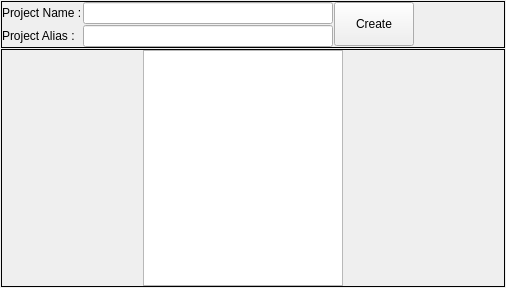
First picture: the form in appli/prodManager/ui/settings.ui, repository snaress/studio, before the edit.
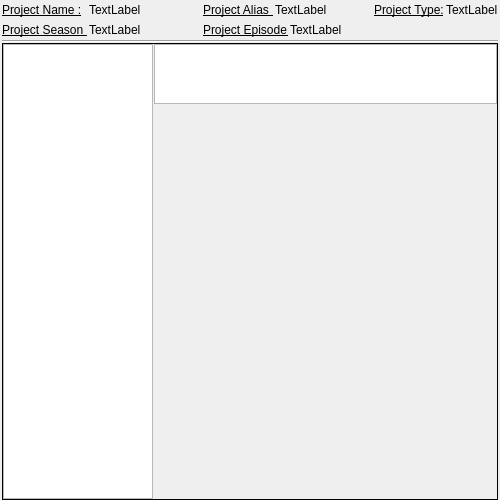
Second picture: the form after the edit.

Commit message: prodManager: Mise en place project settings

```diff
--- a/appli/prodManager/ui/settings.ui
+++ b/appli/prodManager/ui/settings.ui
@@ -6,116 +6,38 @@
    <rect>
     <x>0</x>
     <y>0</y>
-    <width>506</width>
-    <height>288</height>
+    <width>500</width>
+    <height>500</height>
    </rect>
   </property>
   <property name="windowTitle">
    <string>Settings</string>
   </property>
   <widget class="QWidget" name="centralwidget">
-   <layout class="QGridLayout" name="gridLayout_2">
-    <property name="margin">
-     <number>1</number>
+   <layout class="QGridLayout" name="gridLayout">
+    <property name="leftMargin">
+     <number>2</number>
+    </property>
+    <property name="topMargin">
+     <number>0</number>
+    </property>
+    <property name="rightMargin">
+     <number>2</number>
+    </property>
+    <property name="bottomMargin">
+     <number>0</number>
     </property>
     <property name="spacing">
-     <number>1</number>
+     <number>0</number>
     </property>
-    <item row="0" column="0">
-     <widget class="QFrame" name="qfNewProject">
-      <property name="frameShape">
-       <enum>QFrame::Box</enum>
+    <item row="2" column="0">
+     <widget class="Line" name="line">
+      <property name="orientation">
+       <enum>Qt::Horizontal</enum>
       </property>
-      <layout class="QHBoxLayout" name="horizontalLayout">
-       <property name="spacing">
-        <number>1</number>
-       </property>
-       <property name="margin">
-        <number>0</number>
-       </property>
-       <item>
-        <layout class="QGridLayout" name="gridLayout">
-         <property name="spacing">
-          <number>1</number>
-         </property>
-         <item row="0" column="1">
-          <widget class="QLineEdit" name="leProjectName">
-           <property name="minimumSize">
-            <size>
-             <width>250</width>
-             <height>0</height>
-            </size>
-           </property>
-          </widget>
-         </item>
-         <item row="0" column="0">
-          <widget class="QLabel" name="lProjectName">
-           <property name="maximumSize">
-            <size>
-             <width>95</width>
-             <height>16777215</height>
-            </size>
-           </property>
-           <property name="text">
-            <string>Project Name :</string>
-           </property>
-          </widget>
-         </item>
-         <item row="1" column="0">
-          <widget class="QLabel" name="lProjectAlias">
-           <property name="maximumSize">
-            <size>
-             <width>95</width>
-             <height>16777215</height>
-            </size>
-           </property>
-           <property name="text">
-            <string>Project Alias :</string>
-           </property>
-          </widget>
-         </item>
-         <item row="1" column="1">
-          <widget class="QLineEdit" name="leProjectAlias">
-           <property name="minimumSize">
-            <size>
-             <width>250</width>
-             <height>0</height>
-            </size>
-           </property>
-          </widget>
-         </item>
-        </layout>
-       </item>
-       <item>
-        <widget class="QPushButton" name="pbCreate">
-         <property name="minimumSize">
-          <size>
-           <width>0</width>
-           <height>44</height>
-          </size>
-         </property>
-         <property name="text">
-          <string>Create</string>
-         </property>
-        </widget>
-       </item>
-       <item>
-        <spacer name="horizontalSpacer">
-         <property name="orientation">
-          <enum>Qt::Horizontal</enum>
-         </property>
-         <property name="sizeHint" stdset="0">
-          <size>
-           <width>40</width>
-           <height>20</height>
-          </size>
-         </property>
-        </spacer>
-       </item>
-      </layout>
      </widget>
     </item>
-    <item row="1" column="0">
+    <item row="3" column="0">
      <widget class="QFrame" name="qfSettings">
       <property name="frameShape">
        <enum>QFrame::Box</enum>
@@ -131,7 +53,7 @@
         <widget class="QTreeWidget" name="twSettings">
          <property name="maximumSize">
           <size>
-           <width>200</width>
+           <width>150</width>
            <height>16777215</height>
           </size>
          </property>
@@ -159,6 +81,25 @@
          <property name="spacing">
           <number>0</number>
          </property>
+         <item>
+          <widget class="QPlainTextEdit" name="teInfo">
+           <property name="minimumSize">
+            <size>
+             <width>0</width>
+             <height>60</height>
+            </size>
+           </property>
+           <property name="maximumSize">
+            <size>
+             <width>16777215</width>
+             <height>60</height>
+            </size>
+           </property>
+           <property name="readOnly">
+            <bool>true</bool>
+           </property>
+          </widget>
+         </item>
          <item>
           <spacer name="verticalSpacer">
            <property name="orientation">
@@ -177,6 +118,267 @@
       </layout>
      </widget>
     </item>
+    <item row="0" column="0">
+     <widget class="QFrame" name="qfProject_1">
+      <property name="lineWidth">
+       <number>0</number>
+      </property>
+      <layout class="QHBoxLayout" name="hlProject_1">
+       <property name="spacing">
+        <number>2</number>
+       </property>
+       <property name="margin">
+        <number>0</number>
+       </property>
+       <item>
+        <widget class="QLabel" name="lName">
+         <property name="minimumSize">
+          <size>
+           <width>85</width>
+           <height>0</height>
+          </size>
+         </property>
+         <property name="maximumSize">
+          <size>
+           <width>85</width>
+           <height>16777215</height>
+          </size>
+         </property>
+         <property name="font">
+          <font>
+           <underline>true</underline>
+          </font>
+         </property>
+         <property name="text">
+          <string>Project Name :</string>
+         </property>
+        </widget>
+       </item>
+       <item>
+        <widget class="QLabel" name="lNameValue">
+         <property name="text">
+          <string>TextLabel</string>
+         </property>
+         <property name="textInteractionFlags">
+          <set>Qt::LinksAccessibleByMouse|Qt::TextSelectableByMouse</set>
+         </property>
+        </widget>
+       </item>
+       <item>
+        <spacer name="horizontalSpacer">
+         <property name="orientation">
+          <enum>Qt::Horizontal</enum>
+         </property>
+         <property name="sizeType">
+          <enum>QSizePolicy::Fixed</enum>
+         </property>
+         <property name="sizeHint" stdset="0">
+          <size>
+           <width>60</width>
+           <height>20</height>
+          </size>
+         </property>
+        </spacer>
+       </item>
+       <item>
+        <widget class="QLabel" name="lAlias">
+         <property name="minimumSize">
+          <size>
+           <width>70</width>
+           <height>0</height>
+          </size>
+         </property>
+         <property name="maximumSize">
+          <size>
+           <width>70</width>
+           <height>16777215</height>
+          </size>
+         </property>
+         <property name="font">
+          <font>
+           <underline>true</underline>
+          </font>
+         </property>
+         <property name="text">
+          <string>Project Alias :</string>
+         </property>
+        </widget>
+       </item>
+       <item>
+        <widget class="QLabel" name="lAliasValue">
+         <property name="text">
+          <string>TextLabel</string>
+         </property>
+         <property name="textInteractionFlags">
+          <set>Qt::LinksAccessibleByMouse|Qt::TextSelectableByMouse</set>
+         </property>
+        </widget>
+       </item>
+       <item>
+        <spacer name="horizontalSpacer_4">
+         <property name="orientation">
+          <enum>Qt::Horizontal</enum>
+         </property>
+         <property name="sizeHint" stdset="0">
+          <size>
+           <width>40</width>
+           <height>20</height>
+          </size>
+         </property>
+        </spacer>
+       </item>
+       <item>
+        <widget class="QLabel" name="lType">
+         <property name="minimumSize">
+          <size>
+           <width>70</width>
+           <height>0</height>
+          </size>
+         </property>
+         <property name="maximumSize">
+          <size>
+           <width>70</width>
+           <height>16777215</height>
+          </size>
+         </property>
+         <property name="font">
+          <font>
+           <underline>true</underline>
+          </font>
+         </property>
+         <property name="text">
+          <string>Project Type:</string>
+         </property>
+         <property name="textInteractionFlags">
+          <set>Qt::LinksAccessibleByMouse</set>
+         </property>
+        </widget>
+       </item>
+       <item>
+        <widget class="QLabel" name="lTypeValue">
+         <property name="text">
+          <string>TextLabel</string>
+         </property>
+         <property name="textInteractionFlags">
+          <set>Qt::LinksAccessibleByMouse|Qt::TextSelectableByMouse</set>
+         </property>
+        </widget>
+       </item>
+      </layout>
+     </widget>
+    </item>
+    <item row="1" column="0">
+     <widget class="QFrame" name="qfProject_2">
+      <property name="lineWidth">
+       <number>0</number>
+      </property>
+      <layout class="QHBoxLayout" name="hlProject_2">
+       <property name="spacing">
+        <number>2</number>
+       </property>
+       <property name="margin">
+        <number>0</number>
+       </property>
+       <item>
+        <widget class="QLabel" name="lSeason">
+         <property name="minimumSize">
+          <size>
+           <width>85</width>
+           <height>0</height>
+          </size>
+         </property>
+         <property name="maximumSize">
+          <size>
+           <width>85</width>
+           <height>16777215</height>
+          </size>
+         </property>
+         <property name="font">
+          <font>
+           <underline>true</underline>
+          </font>
+         </property>
+         <property name="text">
+          <string>Project Season :</string>
+         </property>
+        </widget>
+       </item>
+       <item>
+        <widget class="QLabel" name="lSeasonValue">
+         <property name="text">
+          <string>TextLabel</string>
+         </property>
+         <property name="textInteractionFlags">
+          <set>Qt::LinksAccessibleByMouse|Qt::TextSelectableByMouse</set>
+         </property>
+        </widget>
+       </item>
+       <item>
+        <spacer name="horizontalSpacer_2">
+         <property name="orientation">
+          <enum>Qt::Horizontal</enum>
+         </property>
+         <property name="sizeType">
+          <enum>QSizePolicy::Fixed</enum>
+         </property>
+         <property name="sizeHint" stdset="0">
+          <size>
+           <width>60</width>
+           <height>20</height>
+          </size>
+         </property>
+        </spacer>
+       </item>
+       <item>
+        <widget class="QLabel" name="lEpisode">
+         <property name="minimumSize">
+          <size>
+           <width>85</width>
+           <height>0</height>
+          </size>
+         </property>
+         <property name="maximumSize">
+          <size>
+           <width>85</width>
+           <height>16777215</height>
+          </size>
+         </property>
+         <property name="font">
+          <font>
+           <underline>true</underline>
+          </font>
+         </property>
+         <property name="text">
+          <string>Project Episode :</string>
+         </property>
+        </widget>
+       </item>
+       <item>
+        <widget class="QLabel" name="lEpisodeValue">
+         <property name="text">
+          <string>TextLabel</string>
+         </property>
+         <property name="textInteractionFlags">
+          <set>Qt::LinksAccessibleByMouse|Qt::TextSelectableByMouse</set>
+         </property>
+        </widget>
+       </item>
+       <item>
+        <spacer name="horizontalSpacer_3">
+         <property name="orientation">
+          <enum>Qt::Horizontal</enum>
+         </property>
+         <property name="sizeHint" stdset="0">
+          <size>
+           <width>40</width>
+           <height>20</height>
+          </size>
+         </property>
+        </spacer>
+       </item>
+      </layout>
+     </widget>
+    </item>
    </layout>
   </widget>
  </widget>
```
The commit also changes 5 other files.
